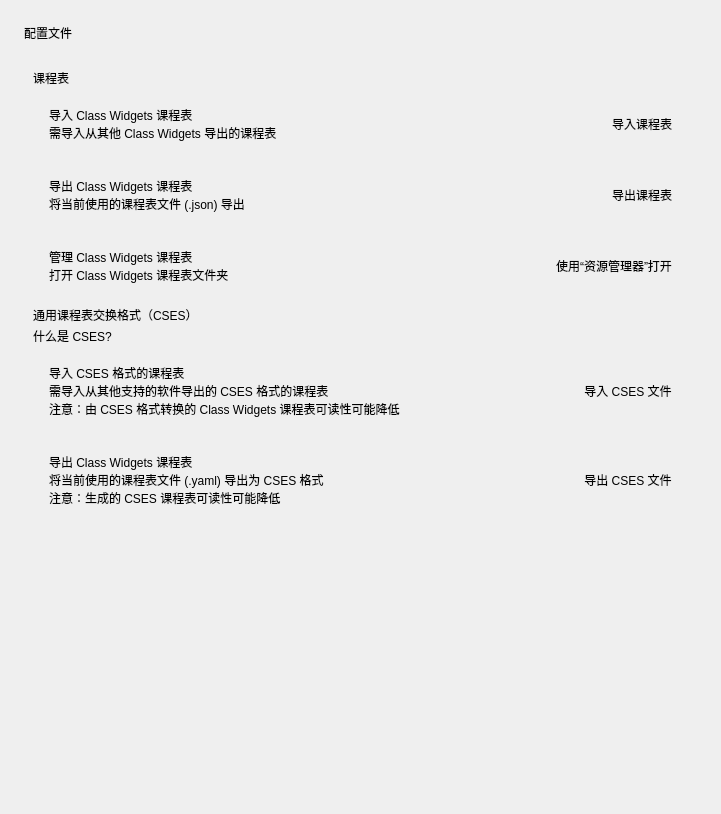
yhlhoh/Class-Widgets, file view/menu/configs.ui: the form before one commit.
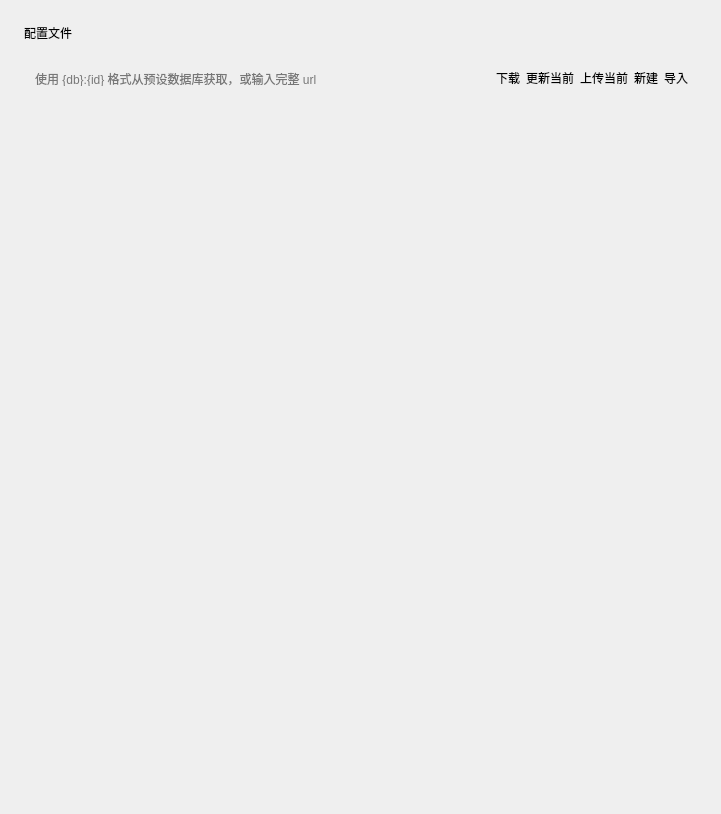
The form after the commit. Custom widgets are drawn as their Qt base class.

Commit message:
refactor: 配置文件栏 & 从互联网获取课表 (#508)
refactor: 配置文件切换
feat(config): 从互联网获取~~订阅~~课表

close #290

切换课表需要到高级选项里切换有点不太合理（？

+ [x] 输入不正确Url崩溃（上传/下载
+ [x] 没有做不合法json文件名判断（如：输入/）
+ ~~[ ] 没有删除~~ 不做删除
+ [x] 没有从cses导入
+ ~~[ ] 添加云端保存校验（∟联盟）]~~ Ciallo~
+ ~~[ ] 备份~~

---------

What changed in the file:
```diff
--- a/view/menu/configs.ui
+++ b/view/menu/configs.ui
@@ -10,6 +10,12 @@
     <height>814</height>
    </rect>
   </property>
+  <property name="sizePolicy">
+   <sizepolicy hsizetype="Preferred" vsizetype="Preferred">
+    <horstretch>0</horstretch>
+    <verstretch>0</verstretch>
+   </sizepolicy>
+  </property>
   <property name="windowTitle">
    <string>Form</string>
   </property>
@@ -50,426 +56,57 @@
         <x>0</x>
         <y>0</y>
         <width>673</width>
-        <height>709</height>
+        <height>711</height>
        </rect>
       </property>
       <layout class="QVBoxLayout" name="verticalLayout_9">
        <item>
-        <layout class="QVBoxLayout" name="verticalLayout_5">
-         <property name="spacing">
-          <number>3</number>
+        <layout class="QHBoxLayout" name="horizontalLayout">
+         <property name="bottomMargin">
+          <number>0</number>
          </property>
          <item>
-          <widget class="SubtitleLabel" name="SubtitleLabel_3">
-           <property name="text">
-            <string>课程表</string>
+          <widget class="LineEdit" name="config_url">
+           <property name="placeholderText">
+            <string>使用 {db}:{id} 格式从预设数据库获取，或输入完整 url</string>
            </property>
           </widget>
          </item>
          <item>
-          <widget class="CardWidget" name="CardWidget_6">
-           <property name="minimumSize">
-            <size>
-             <width>0</width>
-             <height>60</height>
-            </size>
+          <widget class="PushButton" name="config_download">
+           <property name="text">
+            <string>下载</string>
            </property>
-           <layout class="QHBoxLayout" name="horizontalLayout_6">
-            <property name="leftMargin">
-             <number>16</number>
-            </property>
-            <property name="topMargin">
-             <number>16</number>
-            </property>
-            <property name="rightMargin">
-             <number>16</number>
-            </property>
-            <property name="bottomMargin">
-             <number>16</number>
-            </property>
-            <item>
-             <layout class="QVBoxLayout" name="verticalLayout_10">
-              <property name="spacing">
-               <number>0</number>
-              </property>
-              <item>
-               <widget class="StrongBodyLabel" name="StrongBodyLabel_6">
-                <property name="sizePolicy">
-                 <sizepolicy hsizetype="Expanding" vsizetype="Preferred">
-                  <horstretch>0</horstretch>
-                  <verstretch>0</verstretch>
-                 </sizepolicy>
-                </property>
-                <property name="text">
-                 <string>导入 Class Widgets 课程表</string>
-                </property>
-               </widget>
-              </item>
-              <item>
-               <widget class="CaptionLabel" name="CaptionLabel_5">
-                <property name="text">
-                 <string>需导入从其他 Class Widgets 导出的课程表</string>
-                </property>
-                <property name="wordWrap">
-                 <bool>true</bool>
-                </property>
-                <property name="lightColor" stdset="0">
-                 <color alpha="150">
-                  <red>0</red>
-                  <green>0</green>
-                  <blue>0</blue>
-                 </color>
-                </property>
-                <property name="darkColor" stdset="0">
-                 <color alpha="200">
-                  <red>255</red>
-                  <green>255</green>
-                  <blue>255</blue>
-                 </color>
-                </property>
-               </widget>
-              </item>
-             </layout>
-            </item>
-            <item>
-             <widget class="PushButton" name="im_schedule">
-              <property name="text">
-               <string>导入课程表</string>
-              </property>
-             </widget>
-            </item>
-           </layout>
           </widget>
          </item>
          <item>
-          <widget class="CardWidget" name="CardWidget_8">
-           <property name="minimumSize">
-            <size>
-             <width>0</width>
-             <height>60</height>
-            </size>
+          <widget class="PushButton" name="config_update">
+           <property name="text">
+            <string>更新当前</string>
            </property>
-           <layout class="QHBoxLayout" name="horizontalLayout_8">
-            <property name="leftMargin">
-             <number>16</number>
-            </property>
-            <property name="topMargin">
-             <number>16</number>
-            </property>
-            <property name="rightMargin">
-             <number>16</number>
-            </property>
-            <property name="bottomMargin">
-             <number>16</number>
-            </property>
-            <item>
-             <layout class="QVBoxLayout" name="verticalLayout_13">
-              <property name="spacing">
-               <number>0</number>
-              </property>
-              <item>
-               <widget class="StrongBodyLabel" name="StrongBodyLabel_8">
-                <property name="sizePolicy">
-                 <sizepolicy hsizetype="Expanding" vsizetype="Preferred">
-                  <horstretch>0</horstretch>
-                  <verstretch>0</verstretch>
-                 </sizepolicy>
-                </property>
-                <property name="text">
-                 <string>导出 Class Widgets 课程表</string>
-                </property>
-               </widget>
-              </item>
-              <item>
-               <widget class="CaptionLabel" name="CaptionLabel_8">
-                <property name="text">
-                 <string>将当前使用的课程表文件 (.json) 导出</string>
-                </property>
-                <property name="wordWrap">
-                 <bool>true</bool>
-                </property>
-                <property name="lightColor" stdset="0">
-                 <color alpha="150">
-                  <red>0</red>
-                  <green>0</green>
-                  <blue>0</blue>
-                 </color>
-                </property>
-                <property name="darkColor" stdset="0">
-                 <color alpha="200">
-                  <red>255</red>
-                  <green>255</green>
-                  <blue>255</blue>
-                 </color>
-                </property>
-               </widget>
-              </item>
-             </layout>
-            </item>
-            <item>
-             <widget class="PushButton" name="ex_schedule">
-              <property name="text">
-               <string>导出课程表</string>
-              </property>
-             </widget>
-            </item>
-           </layout>
           </widget>
          </item>
          <item>
-          <widget class="CardWidget" name="CardWidget_7">
-           <property name="minimumSize">
-            <size>
-             <width>0</width>
-             <height>60</height>
-            </size>
+          <widget class="PushButton" name="config_upload">
+           <property name="text">
+            <string>上传当前</string>
            </property>
-           <layout class="QHBoxLayout" name="horizontalLayout_7">
-            <property name="leftMargin">
-             <number>16</number>
-            </property>
-            <property name="topMargin">
-             <number>16</number>
-            </property>
-            <property name="rightMargin">
-             <number>16</number>
-            </property>
-            <property name="bottomMargin">
-             <number>16</number>
-            </property>
-            <item>
-             <layout class="QVBoxLayout" name="verticalLayout_11">
-              <property name="spacing">
-               <number>0</number>
-              </property>
-              <item>
-               <widget class="StrongBodyLabel" name="StrongBodyLabel_7">
-                <property name="sizePolicy">
-                 <sizepolicy hsizetype="Expanding" vsizetype="Preferred">
-                  <horstretch>0</horstretch>
-                  <verstretch>0</verstretch>
-                 </sizepolicy>
-                </property>
-                <property name="text">
-                 <string>管理 Class Widgets 课程表</string>
-                </property>
-               </widget>
-              </item>
-              <item>
-               <widget class="CaptionLabel" name="CaptionLabel_6">
-                <property name="text">
-                 <string>打开 Class Widgets 课程表文件夹</string>
-                </property>
-                <property name="wordWrap">
-                 <bool>true</bool>
-                </property>
-                <property name="lightColor" stdset="0">
-                 <color alpha="150">
-                  <red>0</red>
-                  <green>0</green>
-                  <blue>0</blue>
-                 </color>
-                </property>
-                <property name="darkColor" stdset="0">
-                 <color alpha="200">
-                  <red>255</red>
-                  <green>255</green>
-                  <blue>255</blue>
-                 </color>
-                </property>
-               </widget>
-              </item>
-             </layout>
-            </item>
-            <item>
-             <widget class="PushButton" name="open_schedule_folder">
-              <property name="text">
-               <string>使用“资源管理器”打开</string>
-              </property>
-             </widget>
-            </item>
-           </layout>
           </widget>
          </item>
-        </layout>
-       </item>
-       <item>
-        <layout class="QVBoxLayout" name="verticalLayout_6">
-         <property name="spacing">
-          <number>3</number>
-         </property>
          <item>
-          <widget class="SubtitleLabel" name="SubtitleLabel_4">
+          <widget class="PushButton" name="config_new">
            <property name="text">
-            <string>通用课程表交换格式（CSES）</string>
+            <string>新建</string>
            </property>
           </widget>
          </item>
          <item>
-          <widget class="HyperlinkButton" name="what_is">
-           <property name="sizePolicy">
-            <sizepolicy hsizetype="Maximum" vsizetype="Fixed">
-             <horstretch>0</horstretch>
-             <verstretch>0</verstretch>
-            </sizepolicy>
-           </property>
+          <widget class="PushButton" name="config_import">
            <property name="text">
-            <string>什么是 CSES?</string>
+            <string>导入</string>
            </property>
           </widget>
          </item>
-         <item>
-          <widget class="CardWidget" name="CardWidget_9">
-           <property name="minimumSize">
-            <size>
-             <width>0</width>
-             <height>60</height>
-            </size>
-           </property>
-           <layout class="QHBoxLayout" name="horizontalLayout_9">
-            <property name="leftMargin">
-             <number>16</number>
-            </property>
-            <property name="topMargin">
-             <number>16</number>
-            </property>
-            <property name="rightMargin">
-             <number>16</number>
-            </property>
-            <property name="bottomMargin">
-             <number>16</number>
-            </property>
-            <item>
-             <layout class="QVBoxLayout" name="verticalLayout_12">
-              <property name="spacing">
-               <number>0</number>
-              </property>
-              <item>
-               <widget class="StrongBodyLabel" name="StrongBodyLabel_9">
-                <property name="sizePolicy">
-                 <sizepolicy hsizetype="Expanding" vsizetype="Preferred">
-                  <horstretch>0</horstretch>
-                  <verstretch>0</verstretch>
-                 </sizepolicy>
-                </property>
-                <property name="text">
-                 <string>导入 CSES 格式的课程表</string>
-                </property>
-               </widget>
-              </item>
-              <item>
-               <widget class="CaptionLabel" name="CaptionLabel_7">
-                <property name="text">
-                 <string>需导入从其他支持的软件导出的 CSES 格式的课程表
-注意：由 CSES 格式转换的 Class Widgets 课程表可读性可能降低</string>
-                </property>
-                <property name="wordWrap">
-                 <bool>true</bool>
-                </property>
-                <property name="lightColor" stdset="0">
-                 <color alpha="150">
-                  <red>0</red>
-                  <green>0</green>
-                  <blue>0</blue>
-                 </color>
-                </property>
-                <property name="darkColor" stdset="0">
-                 <color alpha="200">
-                  <red>255</red>
-                  <green>255</green>
-                  <blue>255</blue>
-                 </color>
-                </property>
-               </widget>
-              </item>
-             </layout>
-            </item>
-            <item>
-             <widget class="PushButton" name="im_schedule_cses">
-              <property name="text">
-               <string>导入 CSES 文件</string>
-              </property>
-             </widget>
-            </item>
-           </layout>
-          </widget>
-         </item>
-         <item>
-          <widget class="CardWidget" name="CardWidget_10">
-           <property name="minimumSize">
-            <size>
-             <width>0</width>
-             <height>60</height>
-            </size>
-           </property>
-           <layout class="QHBoxLayout" name="horizontalLayout_10">
-            <property name="leftMargin">
-             <number>16</number>
-            </property>
-            <property name="topMargin">
-             <number>16</number>
-            </property>
-            <property name="rightMargin">
-             <number>16</number>
-            </property>
-            <property name="bottomMargin">
-             <number>16</number>
-            </property>
-            <item>
-             <layout class="QVBoxLayout" name="verticalLayout_14">
-              <property name="spacing">
-               <number>0</number>
-              </property>
-              <item>
-               <widget class="StrongBodyLabel" name="StrongBodyLabel_10">
-                <property name="sizePolicy">
-                 <sizepolicy hsizetype="Expanding" vsizetype="Preferred">
-                  <horstretch>0</horstretch>
-                  <verstretch>0</verstretch>
-                 </sizepolicy>
-                </property>
-                <property name="text">
-                 <string>导出 Class Widgets 课程表</string>
-                </property>
-               </widget>
-              </item>
-              <item>
-               <widget class="CaptionLabel" name="CaptionLabel_9">
-                <property name="text">
-                 <string>将当前使用的课程表文件 (.yaml) 导出为 CSES 格式
-注意：生成的 CSES 课程表可读性可能降低</string>
-                </property>
-                <property name="wordWrap">
-                 <bool>true</bool>
-                </property>
-                <property name="lightColor" stdset="0">
-                 <color alpha="150">
-                  <red>0</red>
-                  <green>0</green>
-                  <blue>0</blue>
-                 </color>
-                </property>
-                <property name="darkColor" stdset="0">
-                 <color alpha="200">
-                  <red>255</red>
-                  <green>255</green>
-                  <blue>255</blue>
-                 </color>
-                </property>
-               </widget>
-              </item>
-             </layout>
-            </item>
-            <item>
-             <widget class="PushButton" name="ex_schedule_cses">
-              <property name="text">
-               <string>导出 CSES 文件</string>
-              </property>
-             </widget>
-            </item>
-           </layout>
-          </widget>
-         </item>
         </layout>
        </item>
        <item>
@@ -477,14 +114,20 @@
          <property name="orientation">
           <enum>Qt::Vertical</enum>
          </property>
+         <property name="sizeType">
+          <enum>QSizePolicy::Fixed</enum>
+         </property>
          <property name="sizeHint" stdset="0">
           <size>
            <width>20</width>
-           <height>40</height>
+           <height>20</height>
           </size>
          </property>
         </spacer>
        </item>
+       <item>
+        <widget class="ListWidget" name="config_table"/>
+       </item>
       </layout>
      </widget>
     </widget>
@@ -492,48 +135,32 @@
   </layout>
  </widget>
  <customwidgets>
-  <customwidget>
-   <class>HyperlinkButton</class>
-   <extends>PushButton</extends>
-   <header>qfluentwidgets</header>
-  </customwidget>
   <customwidget>
    <class>PushButton</class>
    <extends>QPushButton</extends>
    <header>qfluentwidgets</header>
   </customwidget>
-  <customwidget>
-   <class>CardWidget</class>
-   <extends>QFrame</extends>
-   <header>qfluentwidgets</header>
-   <container>1</container>
-  </customwidget>
   <customwidget>
    <class>SmoothScrollArea</class>
    <extends>QScrollArea</extends>
    <header>qfluentwidgets</header>
    <container>1</container>
   </customwidget>
-  <customwidget>
-   <class>CaptionLabel</class>
-   <extends>QLabel</extends>
-   <header>qfluentwidgets</header>
-  </customwidget>
-  <customwidget>
-   <class>StrongBodyLabel</class>
-   <extends>QLabel</extends>
-   <header>qfluentwidgets</header>
-  </customwidget>
-  <customwidget>
-   <class>SubtitleLabel</class>
-   <extends>QLabel</extends>
-   <header>qfluentwidgets</header>
-  </customwidget>
   <customwidget>
    <class>TitleLabel</class>
    <extends>QLabel</extends>
    <header>qfluentwidgets</header>
   </customwidget>
+  <customwidget>
+   <class>LineEdit</class>
+   <extends>QLineEdit</extends>
+   <header>qfluentwidgets</header>
+  </customwidget>
+  <customwidget>
+   <class>ListWidget</class>
+   <extends>QListWidget</extends>
+   <header>qfluentwidgets</header>
+  </customwidget>
  </customwidgets>
  <resources/>
  <connections/>
```
The commit also changes 9 other files.
